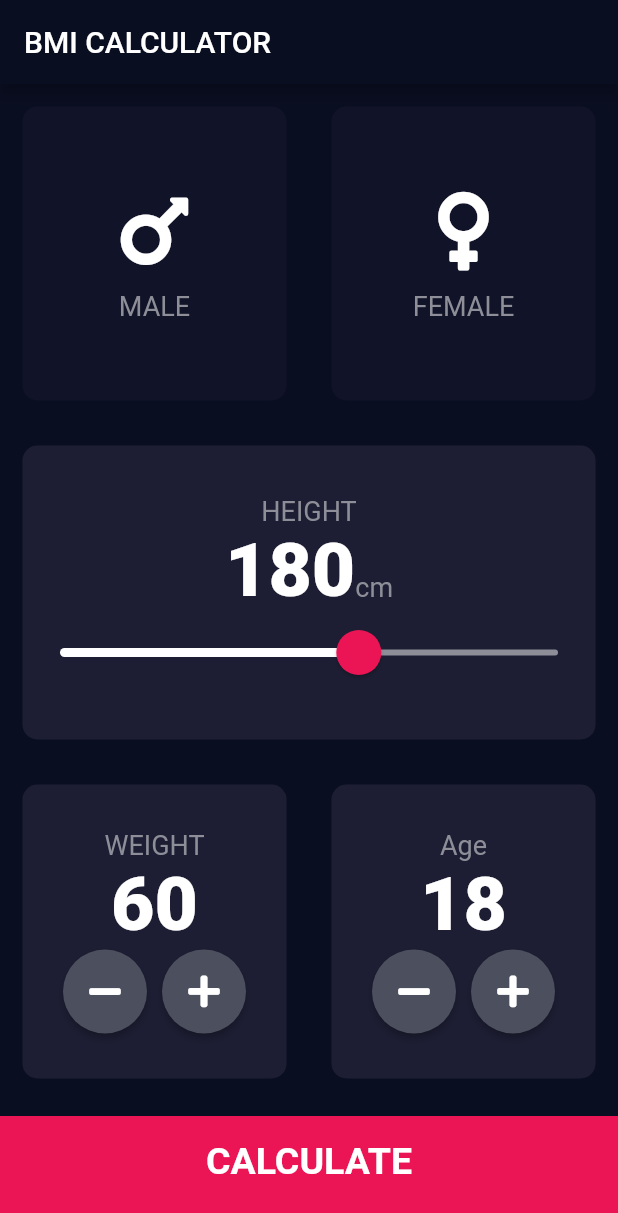
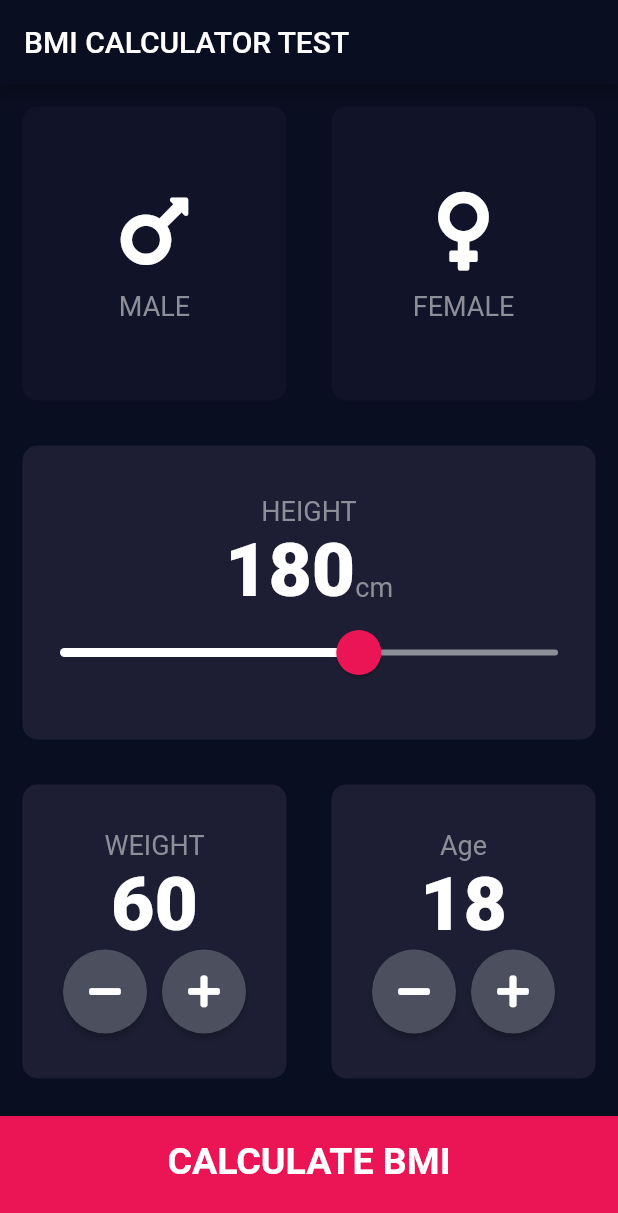
Before and after one commit to lordnino/BMI_flutter, a Flutter app: the screen it shows after launch, on a phone screen of 412 x 824 dp. Shown: the top 1213 px of the screen. Run offline on Flutter 3.47's test engine with Material 2 defaults, Android fonts, the phone set to English and light mode, and no system bars; our stand-ins replace font_awesome_flutter.

Commit message:
test git pull

```diff
--- a/lib/screens/input_page.dart
+++ b/lib/screens/input_page.dart
@@ -25,7 +25,7 @@ class _InputPageState extends State<InputPage> {
   Widget build(BuildContext context) {
     return Scaffold(
         appBar: AppBar(
-          title: Text('BMI CALCULATOR'),
+          title: Text('BMI CALCULATOR TEST'),
         ),
         body: Column(
           crossAxisAlignment: CrossAxisAlignment.stretch,
@@ -202,7 +202,7 @@ class _InputPageState extends State<InputPage> {
                   );
                 }));
               },
-              buttonTitle: 'CALCULATE',
+              buttonTitle: 'CALCULATE BMI',
             ),
           ],
         ),
```
Also changed, not shown: 1 other file.
